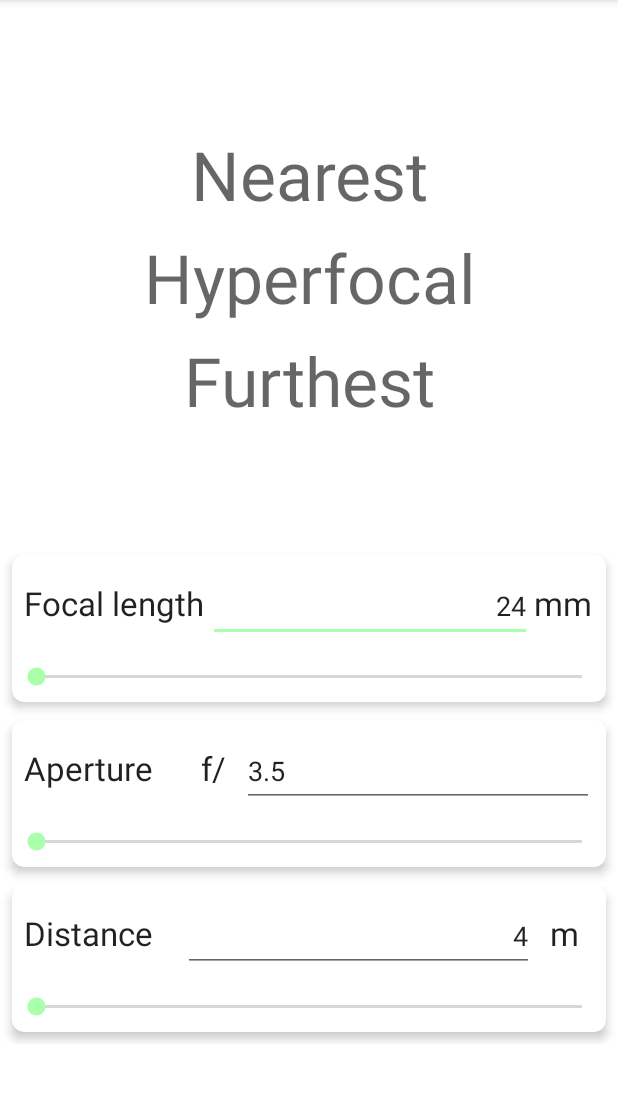
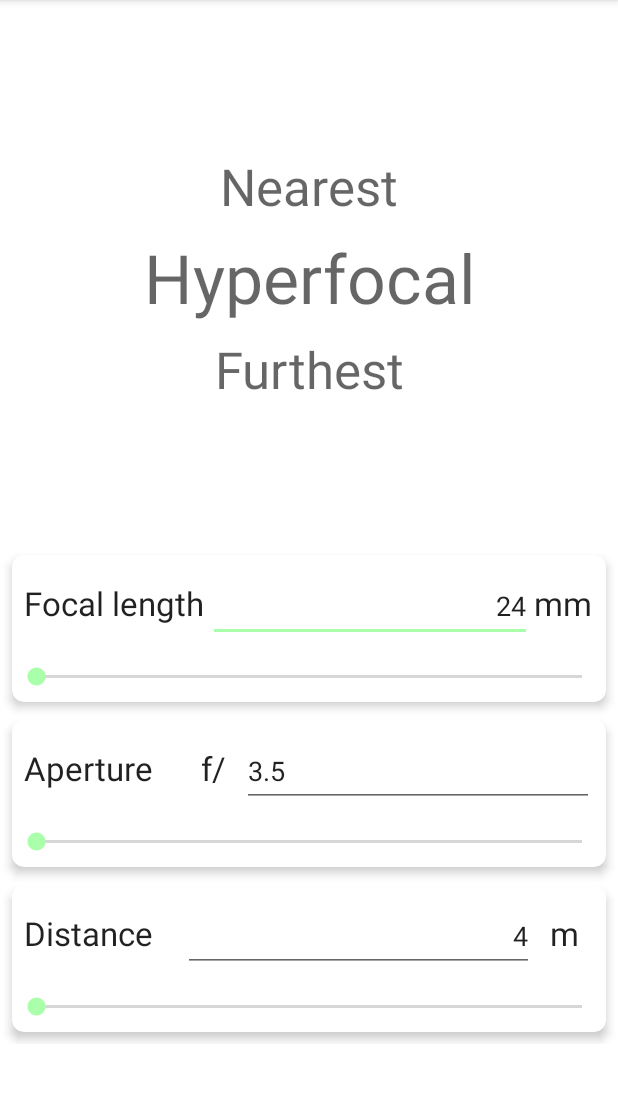
Before and after one commit to koenidv/CamTools, an Android app: the fragment FocusFragment shown on its own in the app's theme, on a phone screen of 412 x 824 dp, the part 84-1187 px from its top. Run offline under Robolectric (Android 15) with nearby library versions, the light colour scheme and no system bars.

Commit message:
Focus tab

```diff
--- a/app/src/main/java/com/koenidv/camtools/SettingsFragment.java
+++ b/app/src/main/java/com/koenidv/camtools/SettingsFragment.java
@@ -436,9 +436,9 @@ public class SettingsFragment extends Fragment {
                             prefsEdit.putBoolean("appearanceExpanded", mExpandableLayout.isExpanded()).apply();
 
                             if (mExpandableLayout.isExpanded()) {
+                                mExpandSymbol.setImageResource(R.drawable.avd_expand);
+                            } else {
                                 mExpandSymbol.setImageResource(R.drawable.avd_collapse);
-                            } else {
-                                mExpandSymbol.setImageResource(R.drawable.avd_expand);
                             }
                         }
                     };
--- a/app/src/main/res/layout/fragment_focus.xml
+++ b/app/src/main/res/layout/fragment_focus.xml
@@ -224,8 +224,7 @@
         android:layout_marginEnd="8dp"
         android:layout_marginStart="8dp"
         android:text="Nearest"
-        android:textAlignment="center"
-        android:textAppearance="@style/TextAppearance.AppCompat.Display2"
+        android:textAppearance="@style/TextAppearance.AppCompat.Display1"
         app:layout_constraintBottom_toTopOf="@+id/focusHyperTextView"
         app:layout_constraintEnd_toEndOf="parent"
         app:layout_constraintStart_toStartOf="parent"/>
@@ -254,8 +253,7 @@
         android:layout_marginStart="8dp"
         android:layout_marginTop="8dp"
         android:text="Furthest"
-        android:textAlignment="center"
-        android:textAppearance="@style/TextAppearance.AppCompat.Display2"
+        android:textAppearance="@style/TextAppearance.AppCompat.Display1"
         app:layout_constraintEnd_toEndOf="parent"
         app:layout_constraintStart_toStartOf="parent"
         app:layout_constraintTop_toBottomOf="@+id/focusHyperTextView"
```
Also changed, not shown: app/src/main/java/com/koenidv/camtools/FocusFragment.java (+51 -8 lines).
